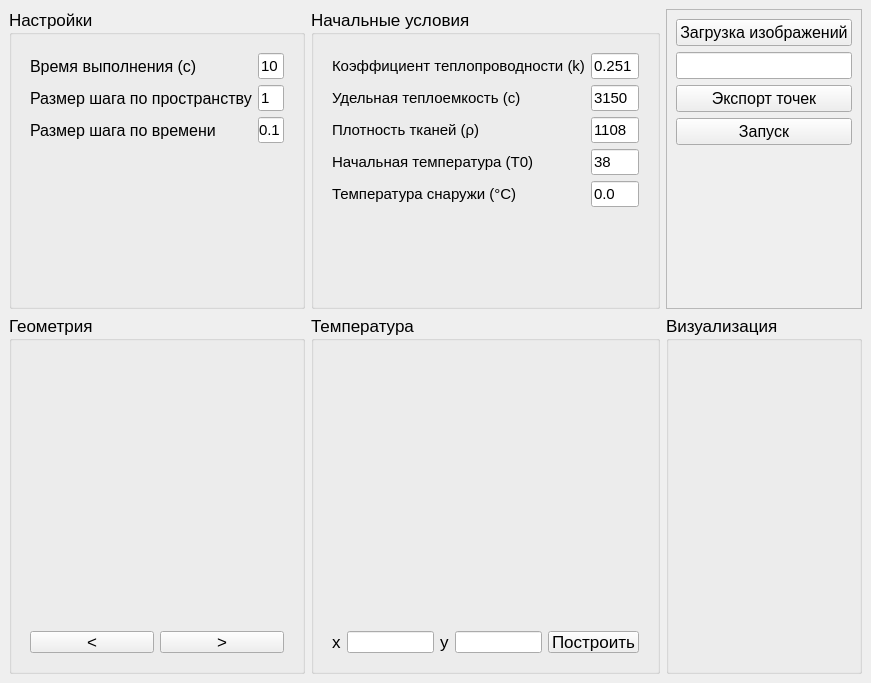
baltikaa9/brain, file ui/main_window.ui: the form before one commit.
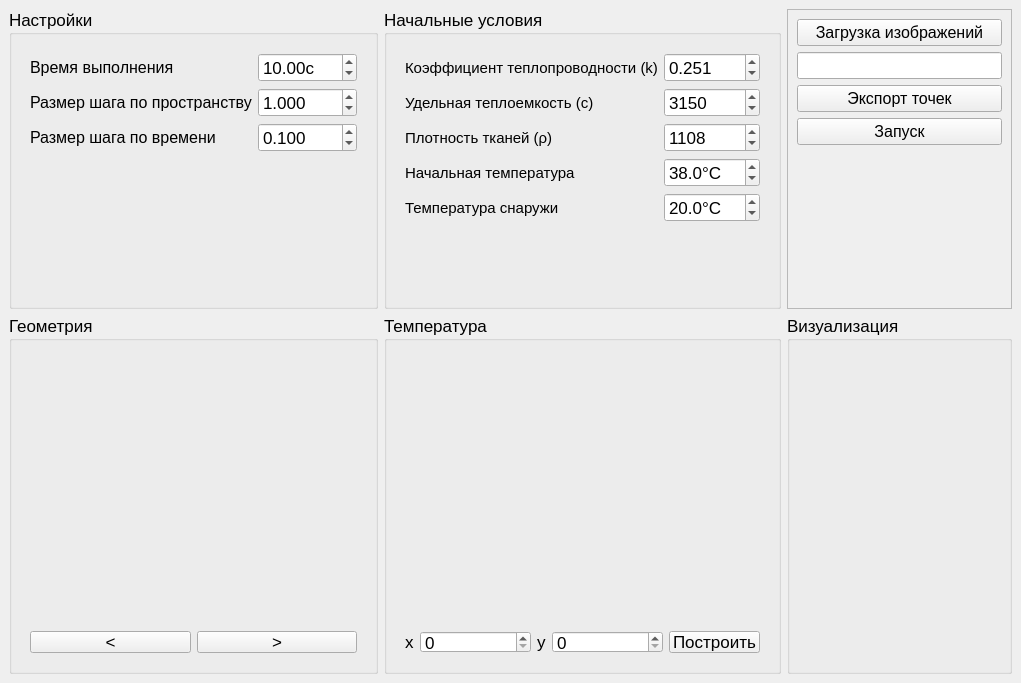
The form after the commit.

What changed in the file:
```diff
--- a/ui/main_window.ui
+++ b/ui/main_window.ui
@@ -6,7 +6,7 @@
    <rect>
     <x>0</x>
     <y>0</y>
-    <width>871</width>
+    <width>1021</width>
     <height>683</height>
    </rect>
   </property>
@@ -52,7 +52,17 @@
            </widget>
           </item>
           <item>
-           <widget class="QLineEdit" name="lineEdit_x"/>
+           <widget class="QSpinBox" name="spinBox_x">
+            <property name="sizePolicy">
+             <sizepolicy hsizetype="Expanding" vsizetype="Fixed">
+              <horstretch>0</horstretch>
+              <verstretch>0</verstretch>
+             </sizepolicy>
+            </property>
+            <property name="maximum">
+             <number>999</number>
+            </property>
+           </widget>
           </item>
           <item>
            <widget class="QLabel" name="label_13">
@@ -62,7 +72,17 @@
            </widget>
           </item>
           <item>
-           <widget class="QLineEdit" name="lineEdit_y"/>
+           <widget class="QSpinBox" name="spinBox_y">
+            <property name="sizePolicy">
+             <sizepolicy hsizetype="Expanding" vsizetype="Fixed">
+              <horstretch>0</horstretch>
+              <verstretch>0</verstretch>
+             </sizepolicy>
+            </property>
+            <property name="maximum">
+             <number>999</number>
+            </property>
+           </widget>
           </item>
           <item>
            <widget class="QPushButton" name="pushButton_plot_temp">
@@ -91,7 +111,7 @@
        <item>
         <widget class="QWidget" name="widget_6" native="true">
          <layout class="QFormLayout" name="formLayout_2">
-          <item row="0" column="0">
+          <item row="1" column="0">
            <widget class="QLabel" name="label_9">
             <property name="font">
              <font>
@@ -99,23 +119,11 @@
              </font>
             </property>
             <property name="text">
-             <string>Время выполнения (с)</string>
+             <string>Время выполнения</string>
             </property>
            </widget>
           </item>
-          <item row="0" column="1">
-           <widget class="QLineEdit" name="lineEdit_6">
-            <property name="font">
-             <font>
-              <pointsize>11</pointsize>
-             </font>
-            </property>
-            <property name="text">
-             <string>10</string>
-            </property>
-           </widget>
-          </item>
-          <item row="1" column="0">
+          <item row="3" column="0">
            <widget class="QLabel" name="label_10">
             <property name="font">
              <font>
@@ -127,19 +135,7 @@
             </property>
            </widget>
           </item>
-          <item row="1" column="1">
-           <widget class="QLineEdit" name="lineEdit_7">
-            <property name="font">
-             <font>
-              <pointsize>11</pointsize>
-             </font>
-            </property>
-            <property name="text">
-             <string>1</string>
-            </property>
-           </widget>
-          </item>
-          <item row="2" column="0">
+          <item row="4" column="0">
            <widget class="QLabel" name="label_11">
             <property name="font">
              <font>
@@ -151,15 +147,45 @@
             </property>
            </widget>
           </item>
-          <item row="2" column="1">
-           <widget class="QLineEdit" name="lineEdit_8">
-            <property name="font">
-             <font>
-              <pointsize>11</pointsize>
-             </font>
+          <item row="1" column="1">
+           <widget class="QDoubleSpinBox" name="doubleSpinBox_time">
+            <property name="suffix">
+             <string>c</string>
             </property>
-            <property name="text">
-             <string>0.1</string>
+            <property name="maximum">
+             <double>1000.000000000000000</double>
+            </property>
+            <property name="stepType">
+             <enum>QAbstractSpinBox::StepType::DefaultStepType</enum>
+            </property>
+            <property name="value">
+             <double>10.000000000000000</double>
+            </property>
+           </widget>
+          </item>
+          <item row="3" column="1">
+           <widget class="QDoubleSpinBox" name="doubleSpinBox_dx">
+            <property name="decimals">
+             <number>3</number>
+            </property>
+            <property name="singleStep">
+             <double>0.100000000000000</double>
+            </property>
+            <property name="value">
+             <double>1.000000000000000</double>
+            </property>
+           </widget>
+          </item>
+          <item row="4" column="1">
+           <widget class="QDoubleSpinBox" name="doubleSpinBox_dt">
+            <property name="decimals">
+             <number>3</number>
+            </property>
+            <property name="singleStep">
+             <double>0.100000000000000</double>
+            </property>
+            <property name="value">
+             <double>0.100000000000000</double>
             </property>
            </widget>
           </item>
@@ -355,24 +381,6 @@
             </property>
            </widget>
           </item>
-          <item row="0" column="1">
-           <widget class="QLineEdit" name="lineEdit">
-            <property name="minimumSize">
-             <size>
-              <width>0</width>
-              <height>20</height>
-             </size>
-            </property>
-            <property name="font">
-             <font>
-              <pointsize>11</pointsize>
-             </font>
-            </property>
-            <property name="text">
-             <string>0.251</string>
-            </property>
-           </widget>
-          </item>
           <item row="1" column="0">
            <widget class="QLabel" name="label_3">
             <property name="minimumSize">
@@ -391,30 +399,6 @@
             </property>
            </widget>
           </item>
-          <item row="1" column="1">
-           <widget class="QLineEdit" name="lineEdit_2">
-            <property name="sizePolicy">
-             <sizepolicy hsizetype="Expanding" vsizetype="Fixed">
-              <horstretch>0</horstretch>
-              <verstretch>0</verstretch>
-             </sizepolicy>
-            </property>
-            <property name="minimumSize">
-             <size>
-              <width>0</width>
-              <height>20</height>
-             </size>
-            </property>
-            <property name="font">
-             <font>
-              <pointsize>11</pointsize>
-             </font>
-            </property>
-            <property name="text">
-             <string>3150</string>
-            </property>
-           </widget>
-          </item>
           <item row="2" column="0">
            <widget class="QLabel" name="label_4">
             <property name="minimumSize">
@@ -433,186 +417,6 @@
             </property>
            </widget>
           </item>
-          <item row="2" column="1">
-           <widget class="QLineEdit" name="lineEdit_3">
-            <property name="minimumSize">
-             <size>
-              <width>0</width>
-              <height>20</height>
-             </size>
-            </property>
-            <property name="font">
-             <font>
-              <pointsize>11</pointsize>
-             </font>
-            </property>
-            <property name="text">
-             <string>1108</string>
-            </property>
-           </widget>
-          </item>
-          <item row="3" column="1">
-           <widget class="QLineEdit" name="lineEdit_4">
-            <property name="minimumSize">
-             <size>
-              <width>0</width>
-              <height>20</height>
-             </size>
-            </property>
-            <property name="font">
-             <font>
-              <pointsize>11</pointsize>
-             </font>
-            </property>
-            <property name="text">
-             <string>38</string>
-            </property>
-           </widget>
-          </item>
-<!--          <item row="4" column="0">-->
-<!--           <widget class="QLabel" name="label_T_left">-->
-<!--            <property name="minimumSize">-->
-<!--             <size>-->
-<!--              <width>0</width>-->
-<!--              <height>20</height>-->
-<!--             </size>-->
-<!--            </property>-->
-<!--            <property name="font">-->
-<!--             <font>-->
-<!--              <pointsize>11</pointsize>-->
-<!--             </font>-->
-<!--            </property>-->
-<!--            <property name="text">-->
-<!--             <string>Температура слева (°C)</string>-->
-<!--            </property>-->
-<!--           </widget>-->
-<!--          </item>-->
-<!--          <item row="4" column="1">-->
-<!--           <widget class="QLineEdit" name="lineEdit_T_left">-->
-<!--            <property name="minimumSize">-->
-<!--             <size>-->
-<!--              <width>0</width>-->
-<!--              <height>20</height>-->
-<!--             </size>-->
-<!--            </property>-->
-<!--            <property name="font">-->
-<!--             <font>-->
-<!--              <pointsize>11</pointsize>-->
-<!--             </font>-->
-<!--            </property>-->
-<!--            <property name="text">-->
-<!--             <string>100.0</string>-->
-<!--            </property>-->
-<!--           </widget>-->
-<!--          </item>-->
-<!--          <item row="5" column="0">-->
-<!--           <widget class="QLabel" name="label_T_right">-->
-<!--            <property name="minimumSize">-->
-<!--             <size>-->
-<!--              <width>0</width>-->
-<!--              <height>20</height>-->
-<!--             </size>-->
-<!--            </property>-->
-<!--            <property name="font">-->
-<!--             <font>-->
-<!--              <pointsize>11</pointsize>-->
-<!--             </font>-->
-<!--            </property>-->
-<!--            <property name="text">-->
-<!--             <string>Температура справа (°C)</string>-->
-<!--            </property>-->
-<!--           </widget>-->
-<!--          </item>-->
-<!--          <item row="5" column="1">-->
-<!--           <widget class="QLineEdit" name="lineEdit_T_right">-->
-<!--            <property name="minimumSize">-->
-<!--             <size>-->
-<!--              <width>0</width>-->
-<!--              <height>20</height>-->
-<!--             </size>-->
-<!--            </property>-->
-<!--            <property name="font">-->
-<!--             <font>-->
-<!--              <pointsize>11</pointsize>-->
-<!--             </font>-->
-<!--            </property>-->
-<!--            <property name="text">-->
-<!--             <string>100.0</string>-->
-<!--            </property>-->
-<!--           </widget>-->
-<!--          </item>-->
-<!--          <item row="6" column="0">-->
-<!--           <widget class="QLabel" name="label_T_top">-->
-<!--            <property name="minimumSize">-->
-<!--             <size>-->
-<!--              <width>0</width>-->
-<!--              <height>20</height>-->
-<!--             </size>-->
-<!--            </property>-->
-<!--            <property name="font">-->
-<!--             <font>-->
-<!--              <pointsize>11</pointsize>-->
-<!--             </font>-->
-<!--            </property>-->
-<!--            <property name="text">-->
-<!--             <string>Температура сверху (°C)</string>-->
-<!--            </property>-->
-<!--           </widget>-->
-<!--          </item>-->
-<!--          <item row="6" column="1">-->
-<!--           <widget class="QLineEdit" name="lineEdit_T_top">-->
-<!--            <property name="minimumSize">-->
-<!--             <size>-->
-<!--              <width>0</width>-->
-<!--              <height>20</height>-->
-<!--             </size>-->
-<!--            </property>-->
-<!--            <property name="font">-->
-<!--             <font>-->
-<!--              <pointsize>11</pointsize>-->
-<!--             </font>-->
-<!--            </property>-->
-<!--            <property name="text">-->
-<!--             <string>100.0</string>-->
-<!--            </property>-->
-<!--           </widget>-->
-<!--          </item>-->
-<!--          <item row="7" column="0">-->
-<!--           <widget class="QLabel" name="label_T_bottom">-->
-<!--            <property name="minimumSize">-->
-<!--             <size>-->
-<!--              <width>0</width>-->
-<!--              <height>20</height>-->
-<!--             </size>-->
-<!--            </property>-->
-<!--            <property name="font">-->
-<!--             <font>-->
-<!--              <pointsize>11</pointsize>-->
-<!--             </font>-->
-<!--            </property>-->
-<!--            <property name="text">-->
-<!--             <string>Температура снизу (°C)</string>-->
-<!--            </property>-->
-<!--           </widget>-->
-<!--          </item>-->
-<!--          <item row="7" column="1">-->
-<!--           <widget class="QLineEdit" name="lineEdit_T_bottom">-->
-<!--            <property name="minimumSize">-->
-<!--             <size>-->
-<!--              <width>0</width>-->
-<!--              <height>20</height>-->
-<!--             </size>-->
-<!--            </property>-->
-<!--            <property name="font">-->
-<!--             <font>-->
-<!--              <pointsize>11</pointsize>-->
-<!--             </font>-->
-<!--            </property>-->
-<!--            <property name="text">-->
-<!--             <string>100.0</string>-->
-<!--            </property>-->
-<!--           </widget>-->
-<!--          </item>-->
           <item row="8" column="0">
            <widget class="QLabel" name="label_T_outside">
             <property name="minimumSize">
@@ -627,25 +431,7 @@
              </font>
             </property>
             <property name="text">
-             <string>Температура снаружи (°C)</string>
-            </property>
-           </widget>
-          </item>
-          <item row="8" column="1">
-           <widget class="QLineEdit" name="lineEdit_T_outside">
-            <property name="minimumSize">
-             <size>
-              <width>0</width>
-              <height>20</height>
-             </size>
-            </property>
-            <property name="font">
-             <font>
-              <pointsize>11</pointsize>
-             </font>
-            </property>
-            <property name="text">
-             <string>0.0</string>
+             <string>Температура снаружи</string>
             </property>
            </widget>
           </item>
@@ -663,7 +449,81 @@
              </font>
             </property>
             <property name="text">
-             <string>Начальная температура (T0)</string>
+             <string>Начальная температура</string>
+            </property>
+           </widget>
+          </item>
+          <item row="0" column="1">
+           <widget class="QDoubleSpinBox" name="doubleSpinBox_lam">
+            <property name="decimals">
+             <number>3</number>
+            </property>
+            <property name="maximum">
+             <double>100.000000000000000</double>
+            </property>
+            <property name="singleStep">
+             <double>0.010000000000000</double>
+            </property>
+            <property name="value">
+             <double>0.251000000000000</double>
+            </property>
+           </widget>
+          </item>
+          <item row="1" column="1">
+           <widget class="QDoubleSpinBox" name="doubleSpinBox_c">
+            <property name="decimals">
+             <number>0</number>
+            </property>
+            <property name="maximum">
+             <double>10000.000000000000000</double>
+            </property>
+            <property name="value">
+             <double>3150.000000000000000</double>
+            </property>
+           </widget>
+          </item>
+          <item row="2" column="1">
+           <widget class="QDoubleSpinBox" name="doubleSpinBox_rho">
+            <property name="decimals">
+             <number>0</number>
+            </property>
+            <property name="maximum">
+             <double>10000.000000000000000</double>
+            </property>
+            <property name="value">
+             <double>1108.000000000000000</double>
+            </property>
+           </widget>
+          </item>
+          <item row="3" column="1">
+           <widget class="QDoubleSpinBox" name="doubleSpinBox_T_init">
+            <property name="suffix">
+             <string>°C</string>
+            </property>
+            <property name="decimals">
+             <number>1</number>
+            </property>
+            <property name="minimum">
+             <double>-100.000000000000000</double>
+            </property>
+            <property name="value">
+             <double>38.000000000000000</double>
+            </property>
+           </widget>
+          </item>
+          <item row="8" column="1">
+           <widget class="QDoubleSpinBox" name="doubleSpinBox_T_outside">
+            <property name="suffix">
+             <string>°C</string>
+            </property>
+            <property name="decimals">
+             <number>1</number>
+            </property>
+            <property name="minimum">
+             <double>-100.000000000000000</double>
+            </property>
+            <property name="value">
+             <double>20.000000000000000</double>
             </property>
            </widget>
           </item>
```
